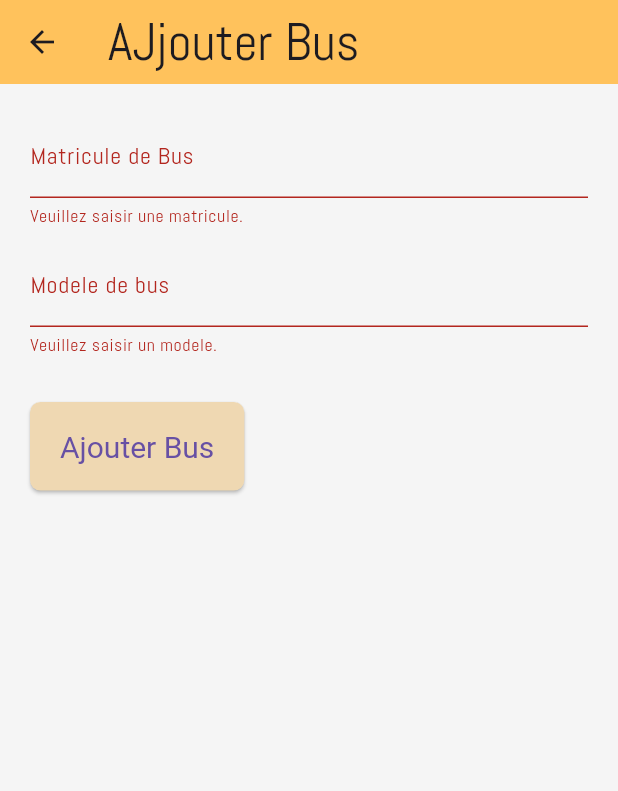
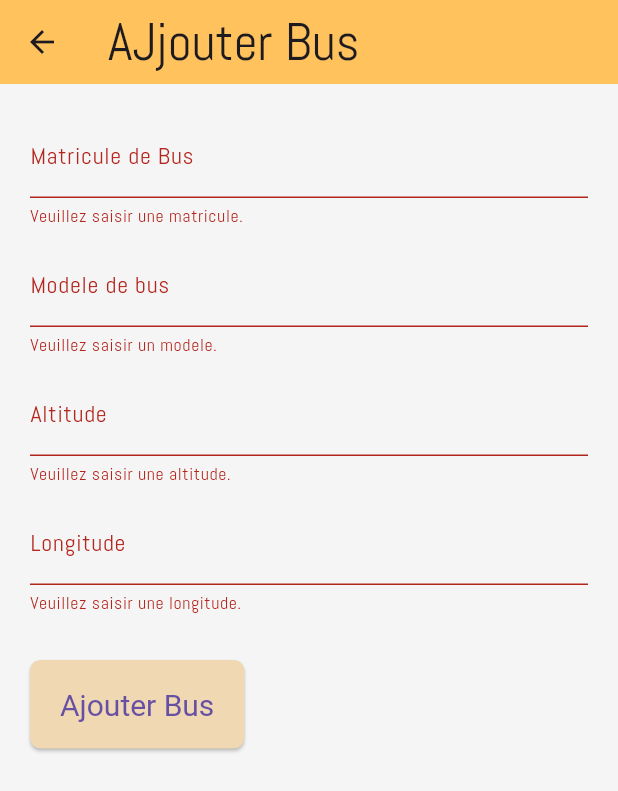
Before and after one commit to Aminejemmali/Bus_Tracker, a Flutter app: the AddBus screen opened by its route, after a tap on "Ajouter Bus", on a phone screen of 412 x 824 dp. Shown: the top 791 px of the screen. Run offline on Flutter 3.47's test engine with Material 3 defaults, Android fonts, the phone set to English and light mode, and no system bars; our stand-ins replace flutter_map, fluttertoast, geolocator, latlong2, logger and 1 more; missing offline and left inert: app_settings, dart:ffi, mysql1, mysql_client.

Commit message:
Add Buses Tracking Feature
- Handel Alt , Lag For Buses in Admin Panel
- Showing Real Time Bus Position

```diff
--- a/lib/main.dart
+++ b/lib/main.dart
@@ -101,7 +101,7 @@ class Home extends StatelessWidget {
           ),
         ),
       ),
-      initialRoute: AdminHomeScreen.id,
+      initialRoute: HomeScreen.id,
       routes: {
         RegisterPage.id: (context) => const RegisterPage(),
         LoginPage.id: (context) => const LoginPage(),
--- a/lib/models/bus.dart
+++ b/lib/models/bus.dart
@@ -2,11 +2,15 @@ class Bus {
   final int? id;
   final String registrationNumber;
   final String model;
+  final double Alt;
+  final double Lag;
 
   Bus({
     this.id,
     required this.registrationNumber,
     required this.model,
+    required this.Alt,
+    required this.Lag
   });
 
   factory Bus.fromJson(Map<String, dynamic> json) {
@@ -14,6 +18,17 @@ class Bus {
       id: json['bus_id'] as int?,
       registrationNumber: json['registration_number'],
       model: json['model'],
+      Alt: json['alt'] ?? 0.0,
+      Lag: json['lag'] ?? 0.0,
     );
+
   }
-}
+  Map<String, dynamic> toJson() {
+    return {
+      'bus_id': id,
+      'registration_number': registrationNumber,
+    'model' : model,
+      'alt': Alt,
+      'lag': Lag,
+    };
+}}
--- a/lib/screens/AdminScreens/AddBus.dart
+++ b/lib/screens/AdminScreens/AddBus.dart
@@ -1,7 +1,8 @@
 import 'package:bustrackerapp/models/Bus.dart';
 import 'package:bustrackerapp/screens/AdminScreens/AdminHome.dart';
-import 'package:flutter/material.dart';// Import your Station model
-import 'package:bustrackerapp/db_Functions/db_helper.dart'; // Import your DatabaseHelper
+import 'package:flutter/material.dart'; // Import your Station model
+import 'package:bustrackerapp/db_Functions/db_helper.dart';
+import 'package:validators/sanitizers.dart'; // Import your DatabaseHelper
 
 class AddBus extends StatefulWidget {
   const AddBus({Key? key}) : super(key: key);
@@ -15,13 +16,15 @@ class _AddBus extends State<AddBus> {
   final _formKey = GlobalKey<FormState>();
   final _numberController = TextEditingController();
   final _modelController = TextEditingController();
-
+  final _altController = TextEditingController();
+  final _lagController = TextEditingController();
 
   @override
   void dispose() {
     _numberController.dispose();
     _modelController.dispose();
-
+    _altController.dispose();
+    _lagController.dispose();
     super.dispose();
   }
 
@@ -38,7 +41,8 @@ class _AddBus extends State<AddBus> {
             children: <Widget>[
               TextFormField(
                 controller: _numberController,
-                decoration: const InputDecoration(labelText: 'Matricule de Bus'),
+                decoration:
+                    const InputDecoration(labelText: 'Matricule de Bus'),
                 validator: (value) {
                   if (value == null || value.isEmpty) {
                     return 'Veuillez saisir une matricule.';
@@ -58,7 +62,28 @@ class _AddBus extends State<AddBus> {
                 },
               ),
               const SizedBox(height: 10.0),
-
+              TextFormField(
+                controller: _altController,
+                decoration: const InputDecoration(labelText: 'Altitude'),
+                validator: (value) {
+                  if (value == null || value.isEmpty) {
+                    return 'Veuillez saisir une altitude.';
+                  }
+                  return null;
+                },
+              ),
+              const SizedBox(height: 10.0),
+              TextFormField(
+                controller: _lagController,
+                decoration: const InputDecoration(labelText: 'Longitude'),
+                validator: (value) {
+                  if (value == null || value.isEmpty) {
+                    return 'Veuillez saisir une longitude.';
+                  }
+                  return null;
+                },
+              ),
+              const SizedBox(height: 10.0),
               const SizedBox(height: 20.0),
               ElevatedButton(
                 onPressed: () {
@@ -76,9 +101,12 @@ class _AddBus extends State<AddBus> {
   }
 
   void _addbus() async {
-    final bus =Bus(id: 0,
-        registrationNumber: _numberController.text,
-        model: _modelController.text
+    final bus = Bus(
+      id: 0,
+      registrationNumber: _numberController.text,
+      model: _modelController.text,
+      Alt: toFloat(_altController.text),
+      Lag: toFloat(_lagController.text),
     );
     try {
       await DatabaseHelper.addbus(bus);
@@ -88,7 +116,8 @@ class _AddBus extends State<AddBus> {
         ),
       );
 
-      Navigator.pushNamed(context, AdminHomeScreen.id);// Assuming you want to dismiss the form
+      Navigator.pushNamed(
+          context, AdminHomeScreen.id); // Assuming you want to dismiss the form
     } catch (e) {
       ScaffoldMessenger.of(context).showSnackBar(
         const SnackBar(
```
Also changed, not shown: lib/db_Functions/db_helper.dart (+5 -5 lines), lib/screens/AdminScreens/EditBus.dart (+34 -1 lines), lib/screens/UserScreens/UserHome.dart (+81 -47 lines).
